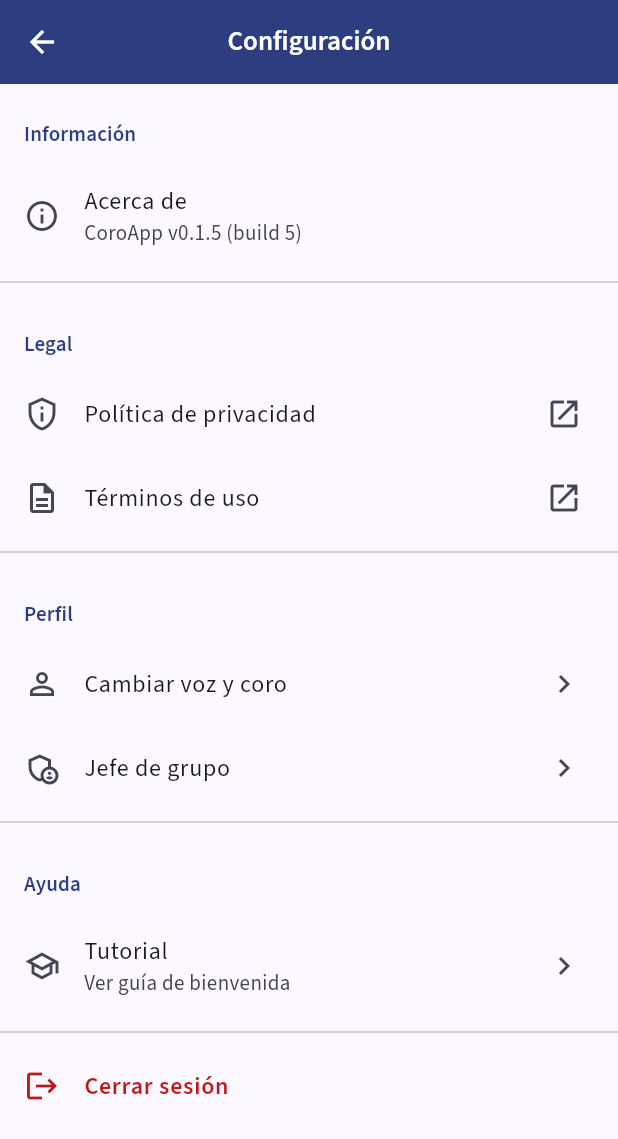
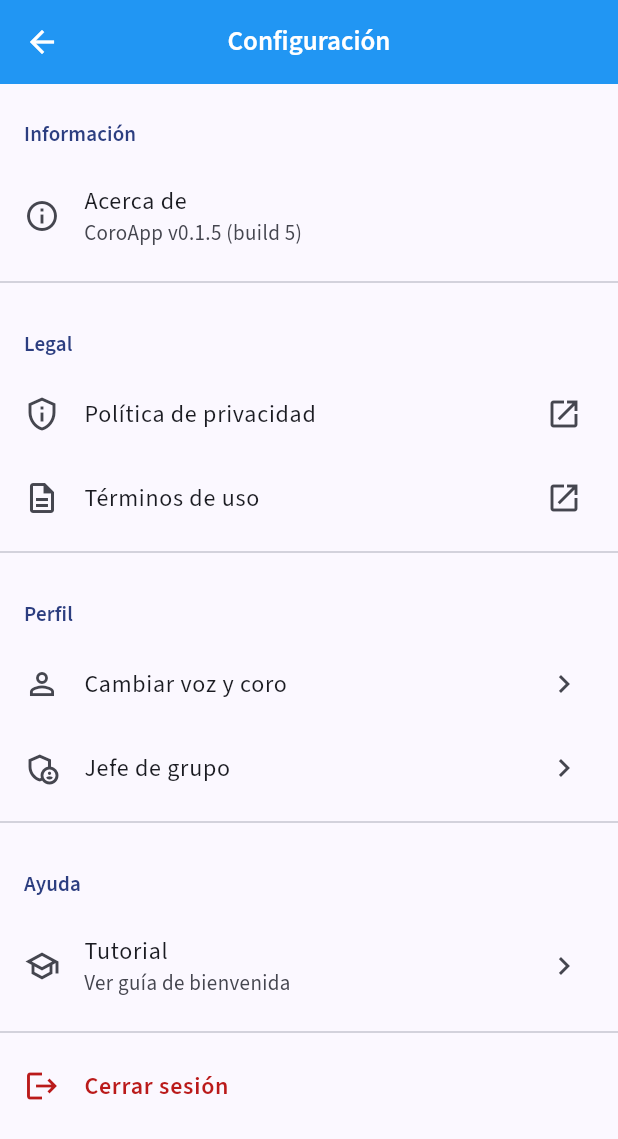
Before and after one commit to operonte/coroapp, a Flutter app: the HomeShell screen opened directly, after a tap on the "settings" icon, on a phone screen of 412 x 824 dp. Shown: the top 1139 px of the screen. Run offline on Flutter 3.47's test engine with Material 3 defaults, Android fonts, the phone set to English and light mode, and no system bars; our stand-ins replace cloud_firestore, file_picker, firebase_auth, firebase_core, firebase_storage, flutter_riverpod and 7 more; accounts and stored records are empty.

Commit message:
v0.1.8: colores corregidos + AppBar dinámicas en todas las pantallas
- Corregido color de primera voz: Cyan (#00BCD4) para diferenciar del tenor
- Mantenido color original de tenor: Azul (#2196F3)
- Aplicados colores dinámicos en todas las AppBar principales:
  * HomeShell - AppBar según voz del usuario
  * SettingsScreen - AppBar según voz del usuario
  * CreateSongScreen - AppBar según voz del usuario
  * ProfileSetupScreen - AppBar según voz seleccionada
  * SongDetailScreen - AppBar según voz de la canción (ya existía)
- Mejorada consistencia visual en toda la aplicación
- Agregada APK v0.1.8 con colores corregidos

```diff
--- a/lib/core/constants/track_types.dart
+++ b/lib/core/constants/track_types.dart
@@ -63,9 +63,9 @@ String trackKeyToLabel(String key) {
 Color getAppBarColor(String voice) {
   switch (voice) {
     case 'primera_voz':
-      return const Color(0xFF03A9F4); // Celeste
+      return const Color(0xFF00BCD4); // Cyan/Azul claro (diferente al tenor)
     case 'tenor':
-      return const Color(0xFF2196F3); // Azul actual
+      return const Color(0xFF2196F3); // Azul original de la app
     case 'bajo':
       return const Color(0xFF795548); // Café
     case 'contralto':
--- a/lib/features/profile/profile_setup_screen.dart
+++ b/lib/features/profile/profile_setup_screen.dart
@@ -42,6 +42,7 @@ class _ProfileSetupScreenState extends ConsumerState<ProfileSetupScreen> {
 
         return Scaffold(
           appBar: AppBar(
+            backgroundColor: getAppBarColor(_selectedVoice ?? ''),
             title: const Text('Configurar perfil'),
           ),
           body: Padding(
--- a/lib/features/settings/settings_screen.dart
+++ b/lib/features/settings/settings_screen.dart
@@ -3,6 +3,7 @@ import 'package:flutter_riverpod/flutter_riverpod.dart';
 import 'package:package_info_plus/package_info_plus.dart';
 import 'package:url_launcher/url_launcher.dart';
 
+import '../../core/constants/track_types.dart';
 import '../../core/providers.dart';
 import '../onboarding/onboarding_screen.dart';
 import '../profile/profile_setup_screen.dart';
@@ -50,8 +51,12 @@ class _SettingsScreenState extends ConsumerState<SettingsScreen> {
 
   @override
   Widget build(BuildContext context) {
+    final appUserAsync = ref.watch(currentAppUserProvider);
+    final appUser = appUserAsync.value;
+
     return Scaffold(
       appBar: AppBar(
+        backgroundColor: getAppBarColor(appUser?.voice ?? ''),
         title: const Text('Configuración'),
       ),
       body: ListView(
--- a/lib/features/songs/create_song_screen.dart
+++ b/lib/features/songs/create_song_screen.dart
@@ -220,8 +220,12 @@ class _CreateSongScreenState extends ConsumerState<CreateSongScreen> {
 
   @override
   Widget build(BuildContext context) {
+    final appUserAsync = ref.watch(currentAppUserProvider);
+    final appUser = appUserAsync.value;
+
     return Scaffold(
       appBar: AppBar(
+        backgroundColor: getAppBarColor(appUser?.voice ?? ''),
         title: Text(_isEditing ? 'Editar canción' : 'Nueva canción'),
       ),
       body: Form(
```
Also changed, not shown: 1 other file.
